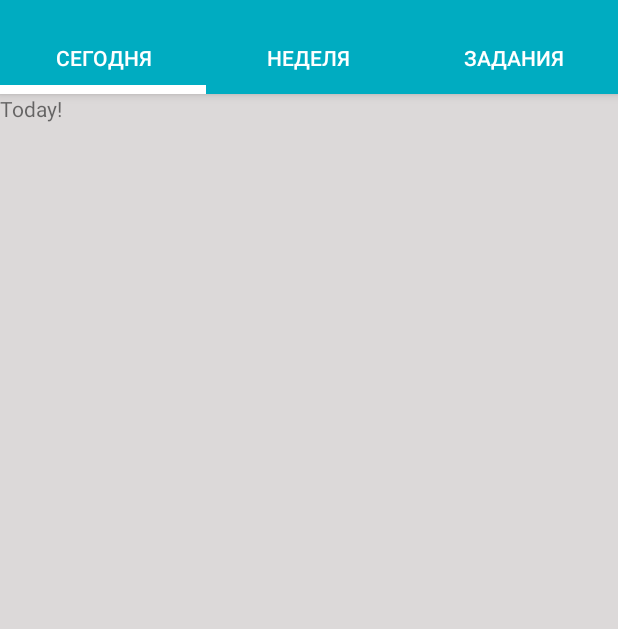
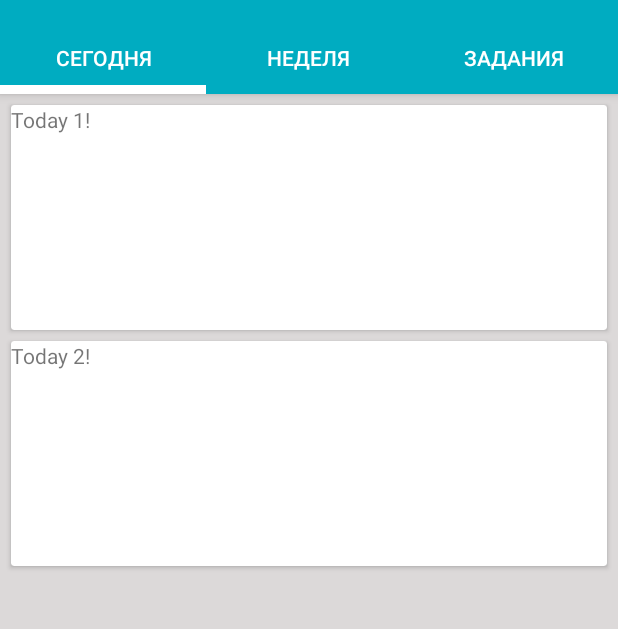
Before and after one commit to 4evterg/DonGTU_mobile, an Android app: the TodayFragment screen opened directly, with no data from a screen before it, on a phone screen of 412 x 824 dp, the part 62-691 px from its top. Run offline under Robolectric (Android 15) with nearby library versions, the phone set to English and light mode, and no system bars.

Commit message:
add placegolders to login layout + create 2 test cards in schedule.today

```diff
--- a/DonGTU_mobile/app/build.gradle
+++ b/DonGTU_mobile/app/build.gradle
@@ -24,4 +24,6 @@ dependencies {
     testCompile 'junit:junit:4.12'
     compile 'com.android.support:appcompat-v7:23.4.0'
     compile 'com.android.support:design:23.4.0'
+    compile 'com.android.support:cardview-v7:23.0.+'
+    compile 'com.android.support:recyclerview-v7:23.0.+'
 }
--- a/DonGTU_mobile/app/src/main/res/layout/fragment_schedule_today.xml
+++ b/DonGTU_mobile/app/src/main/res/layout/fragment_schedule_today.xml
@@ -1,11 +1,46 @@
 <?xml version="1.0" encoding="utf-8"?>
 <LinearLayout xmlns:android="http://schemas.android.com/apk/res/android"
     android:orientation="vertical" android:layout_width="match_parent"
-    android:layout_height="match_parent">
+    android:layout_height="match_parent"
+    android:background="@color/mainBackground">
 
-    <TextView
+    <!--<TextView-->
+        <!--android:layout_width="match_parent"-->
+        <!--android:layout_height="match_parent"-->
+        <!--android:text="Today!"/>-->
+
+    <android.support.v7.widget.CardView
+        xmlns:card_view="http://schemas.android.com/apk/res-auto"
+        android:id="@+id/card_view"
+        android:layout_gravity="center"
         android:layout_width="match_parent"
-        android:layout_height="match_parent"
-        android:text="Today!"/>
+        android:layout_height="150dp"
+        android:layout_margin="@dimen/card_margin"
+        card_view:cardCornerRadius="2dp">
+
+        <TextView
+            android:id="@+id/info_text"
+            android:layout_width="match_parent"
+            android:layout_height="match_parent"
+            android:text="Today 1!"/>
+    </android.support.v7.widget.CardView>
+
+    <android.support.v7.widget.CardView
+        xmlns:card_view="http://schemas.android.com/apk/res-auto"
+        android:id="@+id/card_view2"
+        android:layout_gravity="center"
+        android:layout_width="match_parent"
+        android:layout_height="150dp"
+        android:layout_marginBottom="@dimen/card_margin"
+        android:layout_marginLeft="@dimen/card_margin"
+        android:layout_marginRight="@dimen/card_margin"
+        card_view:cardCornerRadius="2dp">
+
+        <TextView
+            android:id="@+id/info_text2"
+            android:layout_width="match_parent"
+            android:layout_height="match_parent"
+            android:text="Today 2!"/>
+    </android.support.v7.widget.CardView>
 
 </LinearLayout>
--- a/DonGTU_mobile/app/src/main/res/layout/login_activity.xml
+++ b/DonGTU_mobile/app/src/main/res/layout/login_activity.xml
@@ -32,7 +32,7 @@
                 android:layout_width="match_parent"
                 android:layout_height="wrap_content"
                 android:inputType="textPersonName"
-                android:text="Login"
+                android:hint="@string/login"
                 android:ems="10"
                 android:layout_gravity="start"
                 />
@@ -42,7 +42,7 @@
                 android:layout_width="match_parent"
                 android:layout_height="wrap_content"
                 android:inputType="textPassword"
-                android:text="Password"
+                android:hint="@string/password"
                 android:ems="10"
                 android:layout_gravity="start"
                  />
--- a/DonGTU_mobile/app/src/main/res/values/dimens.xml
+++ b/DonGTU_mobile/app/src/main/res/values/dimens.xml
@@ -4,5 +4,6 @@
     <dimen name="default_padding">30dp</dimen>
     <dimen name="default_margin">30dp</dimen>
     <dimen name="activity_horizontal_margin">0dp</dimen>
+    <dimen name="card_margin">7dp</dimen>
 
 </resources>
--- a/DonGTU_mobile/app/src/main/res/values/strings.xml
+++ b/DonGTU_mobile/app/src/main/res/values/strings.xml
@@ -8,4 +8,6 @@
     <string name="login_button">Войти</string>
     <string name="open">Открыть</string>
     <string name="close">Закрыть</string>
+    <string name="login">Логин</string>
+    <string name="password">Пароль</string>
 </resources>
```
